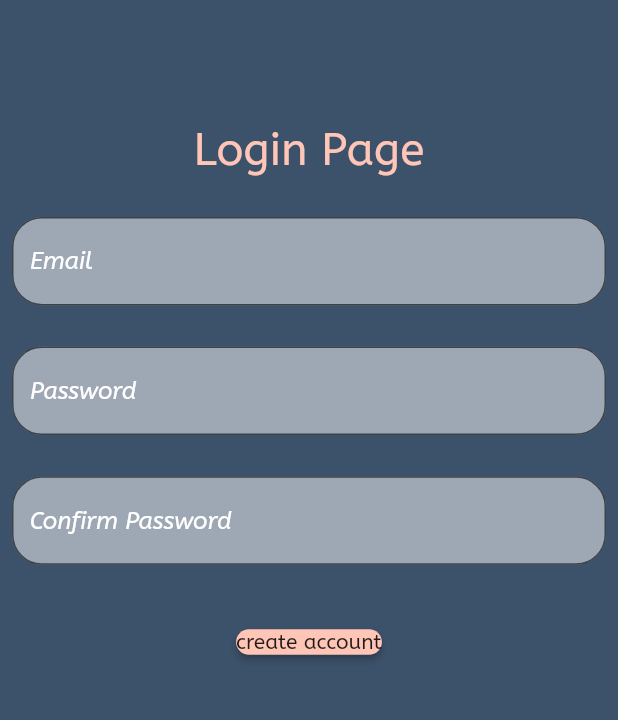
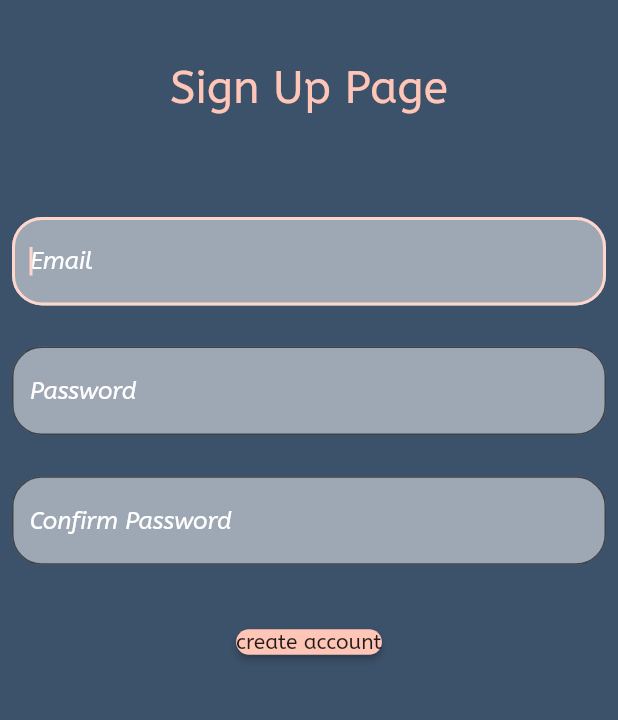
Before and after one commit to MaximeWallart/veebz_front_flutter, a Flutter app: the signUp screen opened directly, on a phone screen of 412 x 824 dp, the part 445-1165 px from its top. Run offline on Flutter 3.47's test engine with Material 2 defaults, Android fonts, the phone set to English and light mode, and no system bars; our stand-ins replace email_validator, firebase_auth, firebase_core, flutter_speed_dial, like_button; missing offline and left inert: image_stack; accounts and stored records are empty.

Commit message:
Sign up function

```diff
--- a/lib/views/sign_up.dart
+++ b/lib/views/sign_up.dart
@@ -2,6 +2,7 @@ import 'package:firebase_auth/firebase_auth.dart';
 import 'package:flutter/material.dart';
 import 'package:veebz_front_flutter/views/profile_view.dart';
 import 'package:veebz_front_flutter/widgets/veebz_important_button.dart';
+import 'package:email_validator/email_validator.dart';
 
 import '../data/users.dart';
 import '../my_colors.dart';
@@ -15,13 +16,17 @@ class signUp extends StatefulWidget {
 
 class _signUpState extends State<signUp> {
   //Crete account function
-  Future<User?> createAccountUsingEmailPassword({required String email, required String password, required BuildContext context}) async{
+  Future<User?> createAccountUsingEmailPassword(
+      {required String email,
+      required String password,
+      required BuildContext context}) async {
     FirebaseAuth auth = FirebaseAuth.instance;
     User? user;
     try {
-    UserCredential userCredential = await auth.createUserWithEmailAndPassword(email: email, password: password);
+      UserCredential userCredential = await auth.createUserWithEmailAndPassword(
+          email: email, password: password);
       user = userCredential.user;
-  } on FirebaseAuthException catch (e){
+    } on FirebaseAuthException catch (e) {
       print(e.message);
     }
 
@@ -34,7 +39,7 @@ class _signUpState extends State<signUp> {
     TextEditingController _userPassword = TextEditingController();
     TextEditingController _userPasswordConfirmed = TextEditingController();
     bool isPasswordMatched = false;
-    return  Scaffold(
+    return Scaffold(
       backgroundColor: MyColors.BackgroundAppColor,
       body: SingleChildScrollView(
         physics: const ClampingScrollPhysics(),
@@ -52,17 +57,23 @@ class _signUpState extends State<signUp> {
                 height: MediaQuery.of(context).size.width / 2,
               ),
               SizedBox(
-                height: MediaQuery.of(context).size.height / 10,
+                height: MediaQuery.of(context).size.height / 20,
               ),
               const Text(
-                "Login Page",
+                "Sign Up Page",
                 style:
                     TextStyle(color: MyColors.NewPrimaryColor, fontSize: 30.0),
+              ),
+              SizedBox(
+                height: MediaQuery.of(context).size.height / 20,
               ),
               SizedBox(
                 height: MediaQuery.of(context).size.height / 30,
               ),
               TextField(
+                keyboardType: TextInputType.emailAddress,
+                textInputAction: TextInputAction.next,
+                autofocus: true,
                 controller: _userEmail,
                 maxLines: 1,
                 decoration: InputDecoration(
@@ -71,14 +82,14 @@ class _signUpState extends State<signUp> {
                     filled: true,
                     fillColor: Colors.white.withOpacity(0.5),
                     hintText: "Email",
-                    hintStyle: TextStyle(
-                        color: Colors.white,
-                        fontStyle: FontStyle.italic)),
+                    hintStyle: const TextStyle(
+                        color: Colors.white, fontStyle: FontStyle.italic)),
               ),
               SizedBox(
                 height: MediaQuery.of(context).size.height / 30,
               ),
               TextField(
+                textInputAction: TextInputAction.next,
                 obscureText: true,
                 controller: _userPassword,
                 decoration: InputDecoration(
@@ -87,9 +98,8 @@ class _signUpState extends State<signUp> {
                         borderRadius: BorderRadius.all(Radius.circular(20))),
                     filled: true,
                     hintText: "Password",
-                    hintStyle: TextStyle(
-                        color: Colors.white,
-                        fontStyle: FontStyle.italic)),
+                    hintStyle: const TextStyle(
+                        color: Colors.white, fontStyle: FontStyle.italic)),
               ),
               SizedBox(
                 height: MediaQuery.of(context).size.height / 30,
@@ -103,24 +113,25 @@ class _signUpState extends State<signUp> {
                         borderRadius: BorderRadius.all(Radius.circular(20))),
                     filled: true,
                     hintText: "Confirm Password",
-                    hintStyle: TextStyle(
-                        color: Colors.white,
-                        fontStyle: FontStyle.italic)),
+                    hintStyle: const TextStyle(
+                        color: Colors.white, fontStyle: FontStyle.italic)),
               ),
               SizedBox(
                 height: MediaQuery.of(context).size.height / 30,
               ),
-              VeebzImportantButton(text: "create account", onPressed: (
-                  ) async {
-                if (_userPassword.text == _userPasswordConfirmed.text){
+              VeebzImportantButton(
+                  text: "create account",
+                  onPressed: () async {
+                    if (_userPassword.text == _userPasswordConfirmed.text) {
                       User? user = await createAccountUsingEmailPassword(
                           email: _userEmail.text,
                           password: _userPassword.text,
                           context: context);
                       print(user);
                       if (user != null) {
-                    Navigator.of(context).push(MaterialPageRoute(builder: (context) => ProfileView(
-                        user: Users.john)));
+                        Navigator.of(context).push(MaterialPageRoute(
+                            builder: (context) =>
+                                ProfileView(user: Users.john)));
                       }
                     }
                   }),
--- a/pubspec.yaml
+++ b/pubspec.yaml
@@ -30,9 +30,11 @@ dependencies:
   flutter:
     sdk: flutter
 
+
   # The following adds the Cupertino Icons font to your application.
   # Use with the CupertinoIcons class for iOS style icons.
   cupertino_icons: ^1.0.2
+  email_validator: '^2.1.16'
   like_button: ^2.0.4
   flutter_speed_dial: ^6.0.0
   flutter_launcher_icons: ^0.9.2
```
Lines whose indentation alone changed are shown as unchanged.
